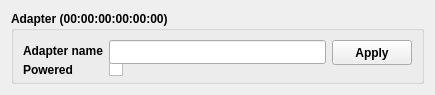
Before: the Qt Designer form adapterview.ui in jcaden/BlueZ-Manager, drawn with Qt 5.
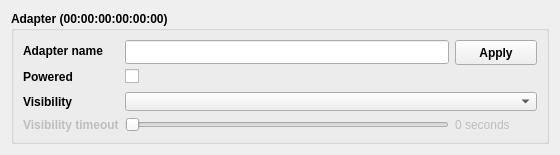
After: the same form once the commit is applied.

Commit message: Add visibility widgets

```diff
--- a/adapterview.ui
+++ b/adapterview.ui
@@ -6,27 +6,27 @@
    <rect>
     <x>0</x>
     <y>0</y>
-    <width>435</width>
-    <height>95</height>
+    <width>560</width>
+    <height>155</height>
    </rect>
   </property>
   <property name="minimumSize">
    <size>
-    <width>435</width>
-    <height>95</height>
+    <width>560</width>
+    <height>155</height>
    </size>
   </property>
   <property name="maximumSize">
    <size>
     <width>16777215</width>
-    <height>96</height>
+    <height>155</height>
    </size>
   </property>
   <property name="windowTitle">
    <string>Form</string>
   </property>
-  <layout class="QGridLayout" name="gridLayout">
-   <item row="2" column="0" colspan="2">
+  <layout class="QFormLayout" name="formLayout">
+   <item row="0" column="0" colspan="2">
     <widget class="QGroupBox" name="header">
      <property name="font">
       <font>
@@ -38,38 +38,6 @@
       <string>Adapter (00:00:00:00:00:00)</string>
      </property>
      <layout class="QGridLayout" name="gridLayout_2">
-      <item row="1" column="0">
-       <widget class="QLabel" name="label_2">
-        <property name="minimumSize">
-         <size>
-          <width>0</width>
-          <height>21</height>
-         </size>
-        </property>
-        <property name="font">
-         <font>
-          <weight>75</weight>
-          <bold>true</bold>
-         </font>
-        </property>
-        <property name="text">
-         <string>Powered</string>
-        </property>
-       </widget>
-      </item>
-      <item row="1" column="1">
-       <widget class="QCheckBox" name="powered">
-        <property name="minimumSize">
-         <size>
-          <width>0</width>
-          <height>21</height>
-         </size>
-        </property>
-        <property name="text">
-         <string/>
-        </property>
-       </widget>
-      </item>
       <item row="0" column="0">
        <widget class="QLabel" name="label">
         <property name="minimumSize">
@@ -100,7 +68,7 @@
        </widget>
       </item>
       <item row="0" column="2">
-       <widget class="QPushButton" name="nameButtom">
+       <widget class="QPushButton" name="apply">
         <property name="minimumSize">
          <size>
           <width>0</width>
@@ -112,6 +80,103 @@
         </property>
        </widget>
       </item>
+      <item row="1" column="0">
+       <widget class="QLabel" name="label_2">
+        <property name="minimumSize">
+         <size>
+          <width>0</width>
+          <height>21</height>
+         </size>
+        </property>
+        <property name="font">
+         <font>
+          <weight>75</weight>
+          <bold>true</bold>
+         </font>
+        </property>
+        <property name="text">
+         <string>Powered</string>
+        </property>
+       </widget>
+      </item>
+      <item row="1" column="1">
+       <widget class="QCheckBox" name="powered">
+        <property name="minimumSize">
+         <size>
+          <width>0</width>
+          <height>21</height>
+         </size>
+        </property>
+        <property name="text">
+         <string/>
+        </property>
+       </widget>
+      </item>
+      <item row="2" column="0">
+       <widget class="QLabel" name="label_3">
+        <property name="text">
+         <string>Visibility</string>
+        </property>
+       </widget>
+      </item>
+      <item row="2" column="1" colspan="2">
+       <widget class="QComboBox" name="visibility">
+        <property name="editable">
+         <bool>false</bool>
+        </property>
+       </widget>
+      </item>
+      <item row="3" column="0">
+       <widget class="QLabel" name="visibilityLabel">
+        <property name="enabled">
+         <bool>false</bool>
+        </property>
+        <property name="text">
+         <string>Visibility timeout</string>
+        </property>
+       </widget>
+      </item>
+      <item row="3" column="1">
+       <widget class="QSlider" name="timeout">
+        <property name="enabled">
+         <bool>false</bool>
+        </property>
+        <property name="minimum">
+         <number>1</number>
+        </property>
+        <property name="maximum">
+         <number>1800</number>
+        </property>
+        <property name="pageStep">
+         <number>30</number>
+        </property>
+        <property name="orientation">
+         <enum>Qt::Horizontal</enum>
+        </property>
+       </widget>
+      </item>
+      <item row="3" column="2">
+       <widget class="QLabel" name="visibilityTime">
+        <property name="enabled">
+         <bool>false</bool>
+        </property>
+        <property name="minimumSize">
+         <size>
+          <width>82</width>
+          <height>0</height>
+         </size>
+        </property>
+        <property name="font">
+         <font>
+          <weight>50</weight>
+          <bold>false</bold>
+         </font>
+        </property>
+        <property name="text">
+         <string>0 seconds</string>
+        </property>
+       </widget>
+      </item>
      </layout>
     </widget>
    </item>
```
The commit also changes 2 other files.
